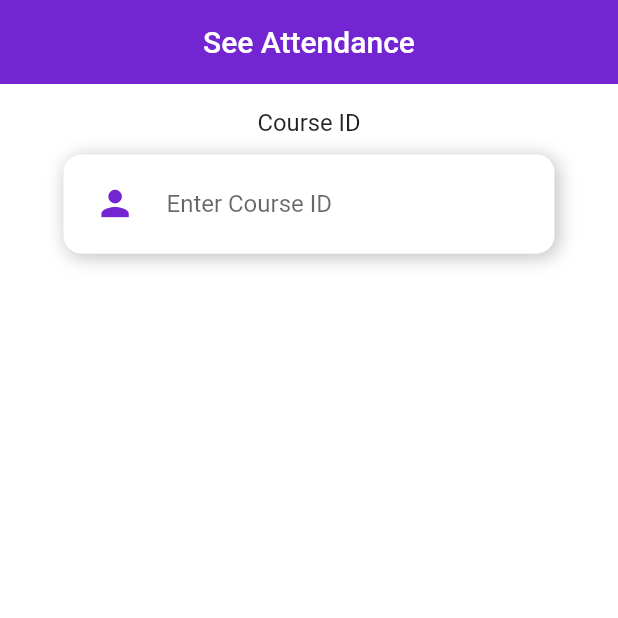
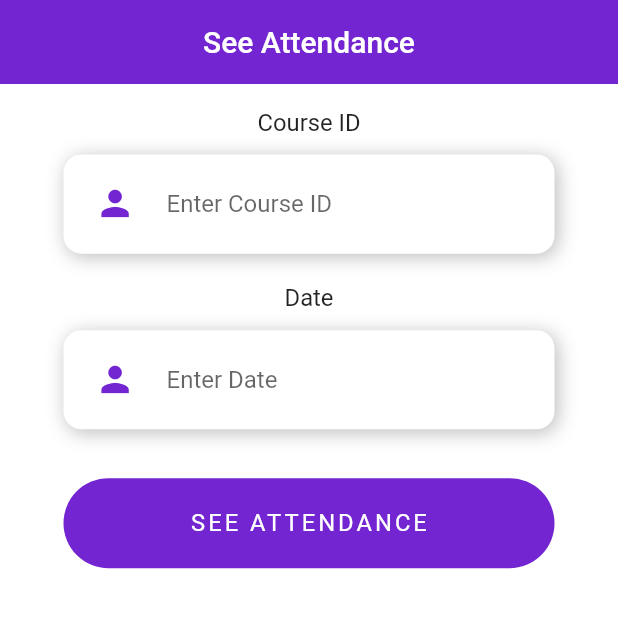
Before and after one commit to Om-Gujarathi/GeoAttendance, a Flutter app: the SeeAttendance screen opened directly, on a phone screen of 412 x 824 dp, the top half of it. Run offline on Flutter 3.47's test engine with Material 2 defaults, Android fonts, the light colour scheme and no system bars; our stand-ins replace badges, flutter_keyboard_visibility, fluttertoast, geolocator, google_fonts, local_auth and 1 more; accounts and stored records are empty; Roboto replaces fonts that are missing (NexaBold).

Commit message:
seeAttendance

```diff
--- a/lib/features/auth/screens/admin_homepage.dart
+++ b/lib/features/auth/screens/admin_homepage.dart
@@ -90,12 +90,6 @@ class _AdminPageState extends State<AdminPage> {
                   width: bottomBarBorderWidth,
                 ),
               )),
-              // child: Badge(
-              //   elevation: 0,
-              //   badgeContent: const Text('2'),
-              //   badgeColor: Colors.white,
-              //   child: const Icon(Icons.shopping_cart_outlined),
-              // ),
             ),
             label: '',
           )
--- a/lib/screens/see_attendance.dart
+++ b/lib/screens/see_attendance.dart
@@ -1,6 +1,11 @@
+import 'dart:convert';
+import 'package:collection/src/iterable_extensions.dart';
 import 'package:edi/common/fielid_title.dart';
 import 'package:edi/constants/global_variables.dart';
+import 'package:edi/providers/user_provider.dart';
 import 'package:flutter/material.dart';
+import 'package:http/http.dart' as http;
+import 'package:provider/provider.dart';
 
 class SeeAttendance extends StatefulWidget {
   const SeeAttendance({super.key});
@@ -16,7 +21,9 @@ class _SeeAttendanceState extends State<SeeAttendance> {
 
   var screenHeight;
   var screenWidth;
-  List<String>? present;
+
+  bool? ispresent;
+
   @override
   Widget build(BuildContext context) {
     screenHeight = MediaQuery.of(context).size.height;
@@ -43,6 +50,60 @@ class _SeeAttendanceState extends State<SeeAttendance> {
                     SizedBox(height: 8),
                     FieldTitle(title: 'Course ID'),
                     customField('Enter Course ID', _courseIdController, false),
+                    SizedBox(height: 8),
+                    FieldTitle(title: 'Date'),
+                    customField('Enter Date', _dateController, false),
+                    GestureDetector(
+                      onTap: () async {
+                        FocusScope.of(context).unfocus();
+                        String id = _courseIdController.text.trim();
+                        String date = _dateController.text.trim();
+
+                        if (id.isEmpty) {
+                          ScaffoldMessenger.of(context)
+                              .showSnackBar(const SnackBar(
+                            content: Text("Employee id is still empty!"),
+                          ));
+                        } else if (date.isEmpty) {
+                          ScaffoldMessenger.of(context)
+                              .showSnackBar(const SnackBar(
+                            content: Text("Date id is still empty!"),
+                          ));
+                        } else {
+                          print('Fetching attendance...');
+                          await getAttendance(
+                              context: context,
+                              courseid: _courseIdController.text,
+                              date: _dateController.text,
+                              prn: Provider.of<UserProvider>(context,
+                                      listen: false)
+                                  .user
+                                  .id);
+                        }
+                      },
+                      child: Container(
+                        height: 60,
+                        width: screenWidth,
+                        margin: EdgeInsets.only(top: screenHeight / 40),
+                        decoration: const BoxDecoration(
+                          color: GlobalVariables.violetcolor,
+                          borderRadius: BorderRadius.all(Radius.circular(30)),
+                        ),
+                        child: Center(
+                          child: Text(
+                            "SEE ATTENDANCE",
+                            style: TextStyle(
+                              fontFamily: "NexaBold",
+                              fontSize: screenWidth / 26,
+                              color: Colors.white,
+                              letterSpacing: 2,
+                            ),
+                          ),
+                        ),
+                      ),
+                    ),
+                    const SizedBox(height: 10),
+                    if (ispresent != null) Text('$ispresent')
                   ],
                 ),
               ),
@@ -95,9 +156,37 @@ class _SeeAttendanceState extends State<SeeAttendance> {
                 obscureText: obscure,
               ),
             ),
-          )
+          ),
+          const SizedBox(height: 10),
         ],
       ),
     );
   }
+
+  Future<void> getAttendance(
+      {required BuildContext context,
+      required String courseid,
+      required String date,
+      required String prn}) async {
+    try {
+      http.Response res = await http.post(
+        Uri.parse('$uri/edi/howIsModify'),
+        body: jsonEncode({"courseid": courseid, "date": date, "prn": prn}),
+        headers: <String, String>{
+          'Content-Type': 'application/json; charset=UTF-8',
+        },
+      );
+      var x = jsonDecode(res.body) as Map;
+      var data = x['result'][0]['courseinfo'][0]['classattendance'] as Map;
+      String? pre = data.keys.toList().firstWhere((item) => item == prn);
+      if (pre != null) {
+        ispresent = true;
+      } else {
+        ispresent = false;
+      }
+      setState(() {});
+    } catch (e) {
+      print(e);
+    }
+  }
 }
```
